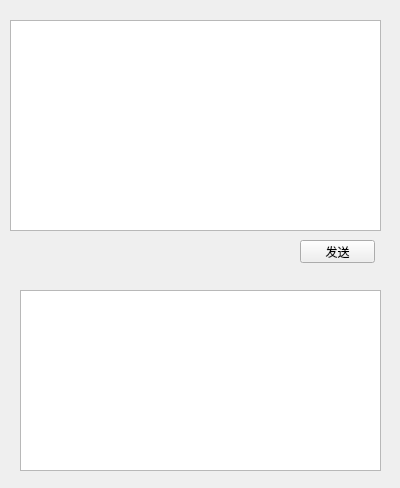
Qt form mainwindow.ui (ssdut153/testClient) before a commit.
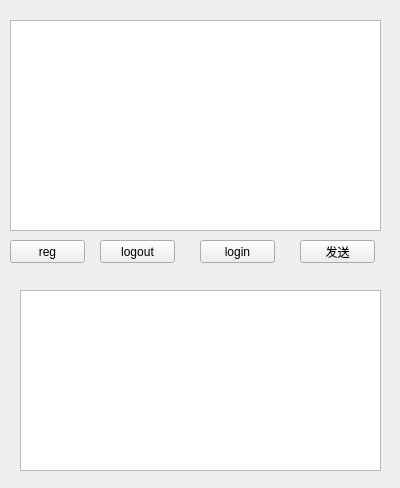
The same form after that commit.

The edit to the form file:
```diff
--- a/mainwindow.ui
+++ b/mainwindow.ui
@@ -50,6 +50,45 @@
      <bool>true</bool>
     </property>
    </widget>
+   <widget class="QPushButton" name="pushButton_2">
+    <property name="geometry">
+     <rect>
+      <x>200</x>
+      <y>240</y>
+      <width>75</width>
+      <height>23</height>
+     </rect>
+    </property>
+    <property name="text">
+     <string>login</string>
+    </property>
+   </widget>
+   <widget class="QPushButton" name="pushButton_3">
+    <property name="geometry">
+     <rect>
+      <x>100</x>
+      <y>240</y>
+      <width>75</width>
+      <height>23</height>
+     </rect>
+    </property>
+    <property name="text">
+     <string>logout</string>
+    </property>
+   </widget>
+   <widget class="QPushButton" name="pushButton_4">
+    <property name="geometry">
+     <rect>
+      <x>10</x>
+      <y>240</y>
+      <width>75</width>
+      <height>23</height>
+     </rect>
+    </property>
+    <property name="text">
+     <string>reg</string>
+    </property>
+   </widget>
   </widget>
  </widget>
  <layoutdefault spacing="6" margin="11"/>
```
